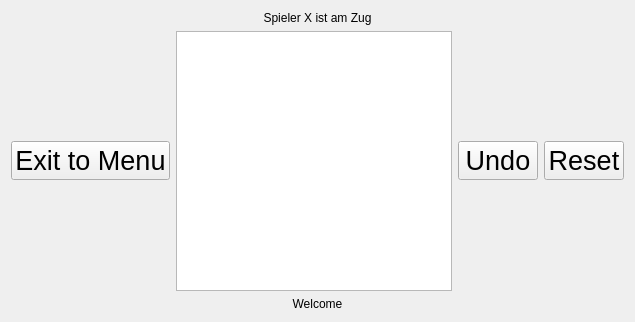
First picture: the form in fivewins.ui, repository j-weissen/5wins_raspi, before the edit.
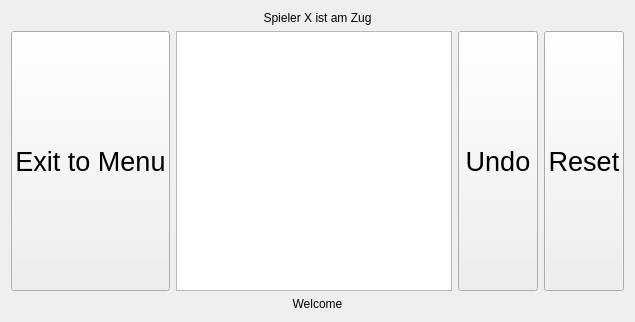
Second picture: the form after the edit.

Commit message: merge Networking finished (crash everywhere)

```diff
--- a/fivewins.ui
+++ b/fivewins.ui
@@ -44,7 +44,7 @@
      <item>
       <widget class="QPushButton" name="pushButton_exit_menu">
        <property name="sizePolicy">
-        <sizepolicy hsizetype="Minimum" vsizetype="Fixed">
+        <sizepolicy hsizetype="Minimum" vsizetype="Expanding">
          <horstretch>0</horstretch>
          <verstretch>0</verstretch>
         </sizepolicy>
@@ -75,7 +75,7 @@
      <item>
       <widget class="QPushButton" name="pushButton_undo">
        <property name="sizePolicy">
-        <sizepolicy hsizetype="Minimum" vsizetype="Fixed">
+        <sizepolicy hsizetype="Minimum" vsizetype="Expanding">
          <horstretch>0</horstretch>
          <verstretch>0</verstretch>
         </sizepolicy>
@@ -93,7 +93,7 @@
      <item>
       <widget class="QPushButton" name="pushButton_reset">
        <property name="sizePolicy">
-        <sizepolicy hsizetype="Minimum" vsizetype="Fixed">
+        <sizepolicy hsizetype="Minimum" vsizetype="Expanding">
          <horstretch>0</horstretch>
          <verstretch>0</verstretch>
         </sizepolicy>
```
The commit also changes 2 other files.
